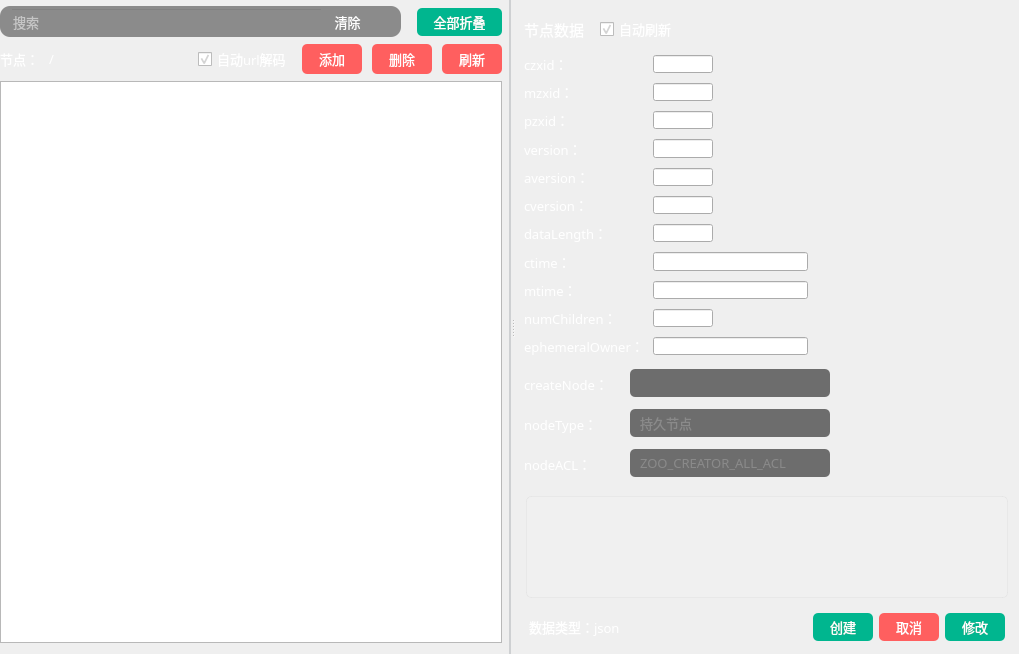
HuaGouFdog/Fdog-Kit, file Fdog-Kit-Zookeeper/module_zookeeper/zookeeperwidget.ui: the form before one commit.
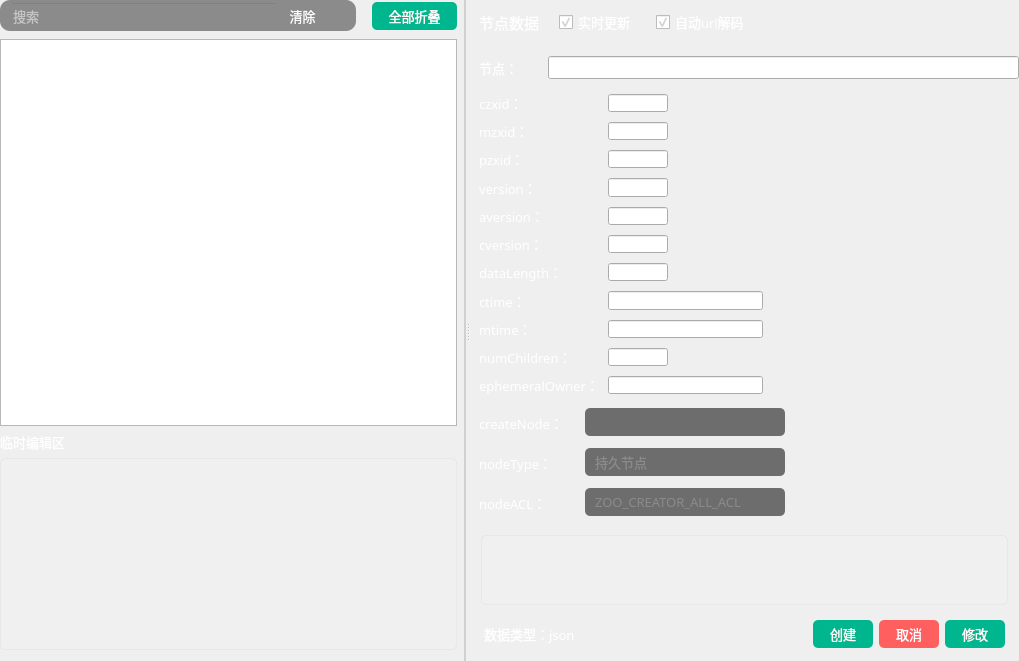
The form after the commit. Icons and pictures are not drawn.

Commit message: 修复节点过长窗口无法拖动，优化节点path显示位置，显示方式，新增节点path复制按钮，新增临时编辑区，可以对文本进行编辑

```diff
--- a/Fdog-Kit-Zookeeper/module_zookeeper/zookeeperwidget.ui
+++ b/Fdog-Kit-Zookeeper/module_zookeeper/zookeeperwidget.ui
@@ -152,29 +152,6 @@
        <property name="bottomMargin">
         <number>10</number>
        </property>
-       <item>
-        <widget class="QWidget" name="horizontalWidget_1_1_l" native="true">
-         <property name="font">
-          <font>
-           <pointsize>10</pointsize>
-          </font>
-         </property>
-         <layout class="QHBoxLayout" name="horizontalLayout_2">
-          <property name="leftMargin">
-           <number>0</number>
-          </property>
-          <property name="topMargin">
-           <number>0</number>
-          </property>
-          <property name="rightMargin">
-           <number>0</number>
-          </property>
-          <property name="bottomMargin">
-           <number>0</number>
-          </property>
-         </layout>
-        </widget>
-       </item>
        <item>
         <widget class="QWidget" name="horizontalWidget_1_3_l" native="true">
          <property name="minimumSize">
@@ -401,286 +378,6 @@
          </layout>
         </widget>
        </item>
-       <item>
-        <widget class="QWidget" name="horizontalWidget_1_2_l" native="true">
-         <property name="minimumSize">
-          <size>
-           <width>0</width>
-           <height>22</height>
-          </size>
-         </property>
-         <layout class="QHBoxLayout" name="horizontalLayout">
-          <property name="spacing">
-           <number>10</number>
-          </property>
-          <property name="leftMargin">
-           <number>0</number>
-          </property>
-          <property name="topMargin">
-           <number>0</number>
-          </property>
-          <property name="rightMargin">
-           <number>0</number>
-          </property>
-          <property name="bottomMargin">
-           <number>0</number>
-          </property>
-          <item>
-           <widget class="QLabel" name="label_node_head">
-            <property name="maximumSize">
-             <size>
-              <width>40</width>
-              <height>16777215</height>
-             </size>
-            </property>
-            <property name="font">
-             <font>
-              <family>OPPOSans B</family>
-              <pointsize>10</pointsize>
-              <stylestrategy>PreferAntialias</stylestrategy>
-             </font>
-            </property>
-            <property name="styleSheet">
-             <string notr="true">color: rgb(255, 255, 255);</string>
-            </property>
-            <property name="text">
-             <string>节点：</string>
-            </property>
-           </widget>
-          </item>
-          <item>
-           <widget class="QLabel" name="label_node">
-            <property name="sizePolicy">
-             <sizepolicy hsizetype="Expanding" vsizetype="Preferred">
-              <horstretch>0</horstretch>
-              <verstretch>0</verstretch>
-             </sizepolicy>
-            </property>
-            <property name="font">
-             <font>
-              <family>OPPOSans B</family>
-              <pointsize>10</pointsize>
-              <stylestrategy>PreferAntialias</stylestrategy>
-             </font>
-            </property>
-            <property name="styleSheet">
-             <string notr="true">color: rgb(255, 255, 255);</string>
-            </property>
-            <property name="text">
-             <string>/</string>
-            </property>
-            <property name="alignment">
-             <set>Qt::AlignLeading|Qt::AlignLeft|Qt::AlignVCenter</set>
-            </property>
-           </widget>
-          </item>
-          <item>
-           <spacer name="horizontalSpacer">
-            <property name="orientation">
-             <enum>Qt::Horizontal</enum>
-            </property>
-            <property name="sizeType">
-             <enum>QSizePolicy::Expanding</enum>
-            </property>
-            <property name="sizeHint" stdset="0">
-             <size>
-              <width>10</width>
-              <height>20</height>
-             </size>
-            </property>
-           </spacer>
-          </item>
-          <item>
-           <widget class="QCheckBox" name="checkBox_auto_url">
-            <property name="font">
-             <font>
-              <family>OPPOSans B</family>
-              <pointsize>10</pointsize>
-              <stylestrategy>PreferAntialias</stylestrategy>
-             </font>
-            </property>
-            <property name="styleSheet">
-             <string notr="true">color: rgb(255, 255, 255);</string>
-            </property>
-            <property name="text">
-             <string>自动url解码</string>
-            </property>
-            <property name="checked">
-             <bool>true</bool>
-            </property>
-           </widget>
-          </item>
-          <item>
-           <widget class="QToolButton" name="toolButton_add">
-            <property name="minimumSize">
-             <size>
-              <width>60</width>
-              <height>30</height>
-             </size>
-            </property>
-            <property name="maximumSize">
-             <size>
-              <width>60</width>
-              <height>30</height>
-             </size>
-            </property>
-            <property name="font">
-             <font>
-              <family>OPPOSans B</family>
-              <pointsize>10</pointsize>
-              <stylestrategy>PreferAntialias</stylestrategy>
-             </font>
-            </property>
-            <property name="styleSheet">
-             <string notr="true">QToolButton {
-	color: rgb(255, 255, 255);
-	background-color: rgb(255, 95, 95);
-	border-radius: 5px;
-}
-
-QToolButton::menu-indicator { 
-	image: None;
-}
-
- 
-QToolButton:hover {
-	color: rgb(255, 255, 255);
-	background-color: rgb(255, 95, 95);
-}</string>
-            </property>
-            <property name="text">
-             <string>添加</string>
-            </property>
-            <property name="icon">
-             <iconset>
-              <normaloff>:/lib/add2.png</normaloff>:/lib/add2.png</iconset>
-            </property>
-            <property name="iconSize">
-             <size>
-              <width>12</width>
-              <height>12</height>
-             </size>
-            </property>
-            <property name="toolButtonStyle">
-             <enum>Qt::ToolButtonTextBesideIcon</enum>
-            </property>
-           </widget>
-          </item>
-          <item>
-           <widget class="QToolButton" name="toolButton__delete">
-            <property name="minimumSize">
-             <size>
-              <width>60</width>
-              <height>30</height>
-             </size>
-            </property>
-            <property name="maximumSize">
-             <size>
-              <width>60</width>
-              <height>30</height>
-             </size>
-            </property>
-            <property name="font">
-             <font>
-              <family>OPPOSans B</family>
-              <pointsize>10</pointsize>
-              <stylestrategy>PreferAntialias</stylestrategy>
-             </font>
-            </property>
-            <property name="styleSheet">
-             <string notr="true">QToolButton {
-	color: rgb(255, 255, 255);
-	background-color: rgb(255, 95, 95);
-	border-radius: 5px;
-}
-
-QToolButton::menu-indicator { 
-	image: None;
-}
-
- 
-QToolButton:hover {
-	color: rgb(255, 255, 255);
-	background-color: rgb(255, 95, 95);
-}</string>
-            </property>
-            <property name="text">
-             <string>删除</string>
-            </property>
-            <property name="icon">
-             <iconset>
-              <normaloff>:/lib/delete2.png</normaloff>:/lib/delete2.png</iconset>
-            </property>
-            <property name="iconSize">
-             <size>
-              <width>14</width>
-              <height>14</height>
-             </size>
-            </property>
-            <property name="toolButtonStyle">
-             <enum>Qt::ToolButtonTextBesideIcon</enum>
-            </property>
-           </widget>
-          </item>
-          <item>
-           <widget class="QToolButton" name="toolButton_refresh">
-            <property name="minimumSize">
-             <size>
-              <width>60</width>
-              <height>30</height>
-             </size>
-            </property>
-            <property name="maximumSize">
-             <size>
-              <width>60</width>
-              <height>30</height>
-             </size>
-            </property>
-            <property name="font">
-             <font>
-              <family>OPPOSans B</family>
-              <pointsize>10</pointsize>
-              <stylestrategy>PreferAntialias</stylestrategy>
-             </font>
-            </property>
-            <property name="styleSheet">
-             <string notr="true">QToolButton {
-	color: rgb(255, 255, 255);
-	background-color: rgb(255, 95, 95);
-	border-radius: 5px;
-}
-
-QToolButton::menu-indicator { 
-	image: None;
-}
-
- 
-QToolButton:hover {
-	color: rgb(255, 255, 255);
-	background-color: rgb(255, 95, 95);
-}</string>
-            </property>
-            <property name="text">
-             <string>刷新</string>
-            </property>
-            <property name="icon">
-             <iconset>
-              <normaloff>:/lib/update2.png</normaloff>:/lib/update2.png</iconset>
-            </property>
-            <property name="iconSize">
-             <size>
-              <width>14</width>
-              <height>14</height>
-             </size>
-            </property>
-            <property name="toolButtonStyle">
-             <enum>Qt::ToolButtonTextBesideIcon</enum>
-            </property>
-           </widget>
-          </item>
-         </layout>
-        </widget>
-       </item>
        <item>
         <widget class="QWidget" name="verticalWidget_1_4_l" native="true">
          <layout class="QVBoxLayout" name="verticalLayout_2">
@@ -975,6 +672,142 @@
             </column>
            </widget>
           </item>
+          <item>
+           <widget class="QWidget" name="horizontalWidget_1_1_l" native="true">
+            <property name="minimumSize">
+             <size>
+              <width>0</width>
+              <height>58</height>
+             </size>
+            </property>
+            <property name="font">
+             <font>
+              <pointsize>10</pointsize>
+             </font>
+            </property>
+            <layout class="QVBoxLayout" name="verticalLayout_3">
+             <property name="leftMargin">
+              <number>0</number>
+             </property>
+             <property name="topMargin">
+              <number>0</number>
+             </property>
+             <property name="rightMargin">
+              <number>0</number>
+             </property>
+             <property name="bottomMargin">
+              <number>0</number>
+             </property>
+             <item>
+              <widget class="QLabel" name="label">
+               <property name="font">
+                <font>
+                 <family>OPPOSans B</family>
+                 <pointsize>10</pointsize>
+                </font>
+               </property>
+               <property name="styleSheet">
+                <string notr="true">color: rgb(255, 255, 255);</string>
+               </property>
+               <property name="text">
+                <string>临时编辑区</string>
+               </property>
+              </widget>
+             </item>
+             <item>
+              <widget class="QTextEdit" name="textEdit_data_2">
+               <property name="sizePolicy">
+                <sizepolicy hsizetype="Expanding" vsizetype="Maximum">
+                 <horstretch>0</horstretch>
+                 <verstretch>10</verstretch>
+                </sizepolicy>
+               </property>
+               <property name="minimumSize">
+                <size>
+                 <width>0</width>
+                 <height>0</height>
+                </size>
+               </property>
+               <property name="font">
+                <font>
+                 <family>OPPOSans B</family>
+                 <pointsize>10</pointsize>
+                 <stylestrategy>PreferAntialias</stylestrategy>
+                </font>
+               </property>
+               <property name="contextMenuPolicy">
+                <enum>Qt::CustomContextMenu</enum>
+               </property>
+               <property name="styleSheet">
+                <string notr="true">#textEdit_data_2{
+	border: 1px solid rgba(197, 197, 197,50);
+	
+	background-color: rgba(255, 255, 255, 20);
+	border-radius: 5px;
+	color: rgb(255, 255, 255);
+}
+
+QScrollBar:vertical{
+    width: 10px;
+	
+	
+	background-color: rgba(255, 255, 255, 50);
+    margin: 0px,0px,0px,0px;
+    padding-top: 0px;		/*//隐藏上下的箭头*/
+    padding-bottom: 0px;
+border-radius: 4px;
+}
+
+QScrollBar::handle:vertical {
+    width: 10px;
+	
+	background-color: rgb(239, 239, 239);
+    /*滚动条两端变成椭圆 */
+    border-radius: 4px;
+    min-height: 0;
+}
+
+QScrollBar::sub-page:vertical {
+    
+	background-color: rgba(255, 255, 255, 0);
+}
+QScrollBar::add-page:vertical 
+{
+    background-color: rgba(255, 255, 255, 0);
+}
+
+QScrollBar::add-line:vertical {
+	border: none;
+    height: 0px;
+    subcontrol-position: bottom;
+    subcontrol-origin: margin;
+}
+QScrollBar::sub-line:vertical {
+    border: none;
+    height: 0px;
+    subcontrol-position: top;
+    subcontrol-origin: margin;
+}
+
+QScrollBar::down-arrow:vertical {
+    border:none;
+}
+QScrollBar::up-arrow:vertical {
+    border:none;
+}</string>
+               </property>
+               <property name="html">
+                <string>&lt;!DOCTYPE HTML PUBLIC &quot;-//W3C//DTD HTML 4.0//EN&quot; &quot;http://www.w3.org/TR/REC-html40/strict.dtd&quot;&gt;
+&lt;html&gt;&lt;head&gt;&lt;meta name=&quot;qrichtext&quot; content=&quot;1&quot; /&gt;&lt;style type=&quot;text/css&quot;&gt;
+p, li { white-space: pre-wrap; }
+&lt;/style&gt;&lt;/head&gt;&lt;body style=&quot; font-family:'OPPOSans B'; font-size:10pt; font-weight:400; font-style:normal;&quot;&gt;
+&lt;p style=&quot;-qt-paragraph-type:empty; margin-top:0px; margin-bottom:0px; margin-left:0px; margin-right:0px; -qt-block-indent:0; text-indent:0px; font-family:'Cascadia Mono';&quot;&gt;&lt;br /&gt;&lt;/p&gt;&lt;/body&gt;&lt;/html&gt;</string>
+               </property>
+              </widget>
+             </item>
+            </layout>
+           </widget>
+          </item>
          </layout>
         </widget>
        </item>
@@ -1000,7 +833,7 @@
         <number>0</number>
        </property>
        <property name="topMargin">
-        <number>9</number>
+        <number>2</number>
        </property>
        <property name="rightMargin">
         <number>0</number>
@@ -1023,6 +856,9 @@
           </size>
          </property>
          <layout class="QHBoxLayout" name="horizontalLayout_10">
+          <property name="spacing">
+           <number>20</number>
+          </property>
           <property name="leftMargin">
            <number>9</number>
           </property>
@@ -1064,10 +900,165 @@
               <stylestrategy>PreferAntialias</stylestrategy>
              </font>
             </property>
+            <property name="toolTip">
+             <string>勾选后，当前选中节点会实时更新，如果您不希望当前选中节点实时刷新，可以取消勾选</string>
+            </property>
+            <property name="styleSheet">
+             <string notr="true">QToolTip {
+color: rgb(255, 255, 255);
+background-color: rgb(108, 117, 125, 65);
+border-radius: 2px;
+}</string>
+            </property>
             <property name="text">
-             <string>自动刷新</string>
+             <string>实时更新</string>
             </property>
             <property name="checked">
+             <bool>true</bool>
+            </property>
+           </widget>
+          </item>
+          <item>
+           <widget class="QCheckBox" name="checkBox_auto_url">
+            <property name="font">
+             <font>
+              <family>OPPOSans B</family>
+              <pointsize>10</pointsize>
+              <stylestrategy>PreferAntialias</stylestrategy>
+             </font>
+            </property>
+            <property name="styleSheet">
+             <string notr="true">color: rgb(255, 255, 255);</string>
+            </property>
+            <property name="text">
+             <string>自动url解码</string>
+            </property>
+            <property name="checked">
+             <bool>true</bool>
+            </property>
+           </widget>
+          </item>
+          <item>
+           <spacer name="horizontalSpacer_7">
+            <property name="orientation">
+             <enum>Qt::Horizontal</enum>
+            </property>
+            <property name="sizeHint" stdset="0">
+             <size>
+              <width>40</width>
+              <height>20</height>
+             </size>
+            </property>
+           </spacer>
+          </item>
+         </layout>
+        </widget>
+       </item>
+       <item>
+        <widget class="QWidget" name="horizontalWidget_1_2_l" native="true">
+         <property name="minimumSize">
+          <size>
+           <width>0</width>
+           <height>40</height>
+          </size>
+         </property>
+         <layout class="QHBoxLayout" name="horizontalLayout">
+          <property name="spacing">
+           <number>5</number>
+          </property>
+          <property name="leftMargin">
+           <number>9</number>
+          </property>
+          <property name="topMargin">
+           <number>0</number>
+          </property>
+          <property name="rightMargin">
+           <number>0</number>
+          </property>
+          <property name="bottomMargin">
+           <number>0</number>
+          </property>
+          <item>
+           <widget class="QLabel" name="label_node_head">
+            <property name="maximumSize">
+             <size>
+              <width>40</width>
+              <height>16777215</height>
+             </size>
+            </property>
+            <property name="font">
+             <font>
+              <family>OPPOSans B</family>
+              <pointsize>10</pointsize>
+              <stylestrategy>PreferAntialias</stylestrategy>
+             </font>
+            </property>
+            <property name="styleSheet">
+             <string notr="true">color: rgb(255, 255, 255);</string>
+            </property>
+            <property name="text">
+             <string>节点：</string>
+            </property>
+           </widget>
+          </item>
+          <item>
+           <widget class="QToolButton" name="toolButton_copy_node">
+            <property name="minimumSize">
+             <size>
+              <width>20</width>
+              <height>20</height>
+             </size>
+            </property>
+            <property name="font">
+             <font>
+              <pointsize>10</pointsize>
+              <stylestrategy>PreferAntialias</stylestrategy>
+             </font>
+            </property>
+            <property name="toolTip">
+             <string>复制</string>
+            </property>
+            <property name="styleSheet">
+             <string notr="true">QToolButton {
+	color: rgb(255, 255, 255);
+	background-color: rgba(255, 255, 255, 0);
+	border: none;
+}
+
+QToolButton::menu-indicator { 
+	image: None;
+}
+
+ 
+QToolButton:hover {
+	color: rgb(255, 255, 255);
+	background-color: rgba(255, 255, 255, 0);
+	border: none;
+}
+QToolTip {
+color: rgb(255, 255, 255);
+background-color: rgb(108, 117, 125, 65);
+border-radius: 2px;
+}</string>
+            </property>
+            <property name="text">
+             <string/>
+            </property>
+            <property name="icon">
+             <iconset resource="../lib.qrc">
+              <normaloff>:/lib/copy.png</normaloff>:/lib/copy.png</iconset>
+            </property>
+            <property name="iconSize">
+             <size>
+              <width>15</width>
+              <height>15</height>
+             </size>
+            </property>
+           </widget>
+          </item>
+          <item>
+           <widget class="QLineEdit" name="lineEdit_node">
+            <property name="readOnly">
              <bool>true</bool>
             </property>
            </widget>
```
Left out of the diff: 2 changed lines with no effect on the pictures. The commit also changes 2 other files.
